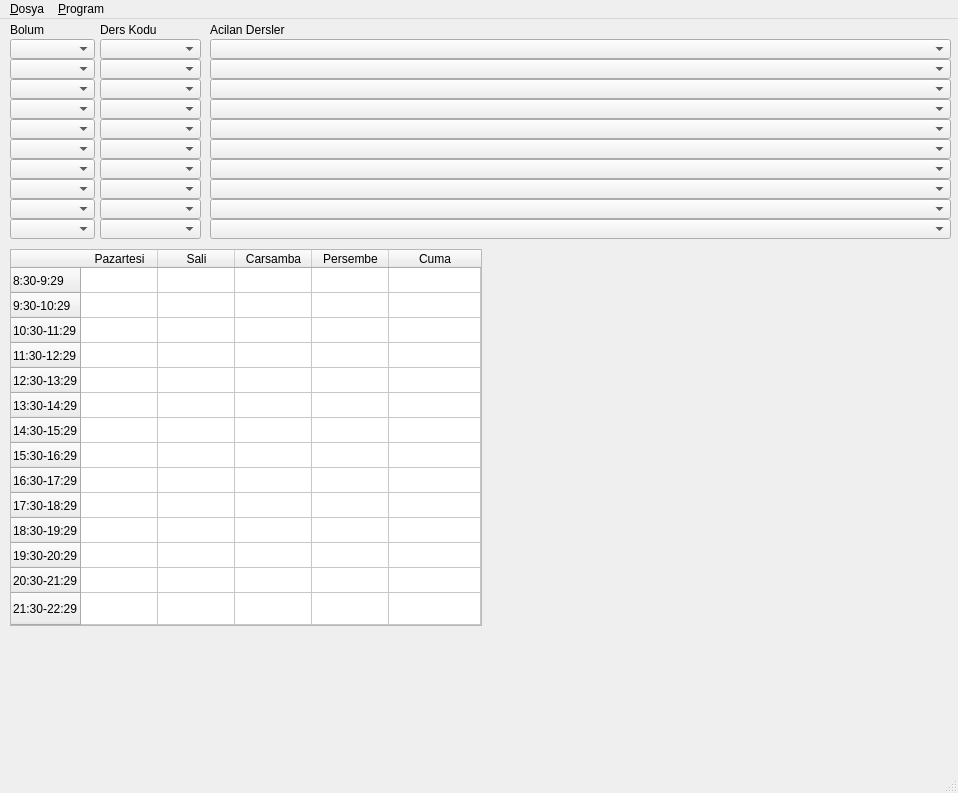
The window that mainwindow.ui (omerfirmak/ITU-Programci-PY) describes before a commit, drawn with Qt 5.
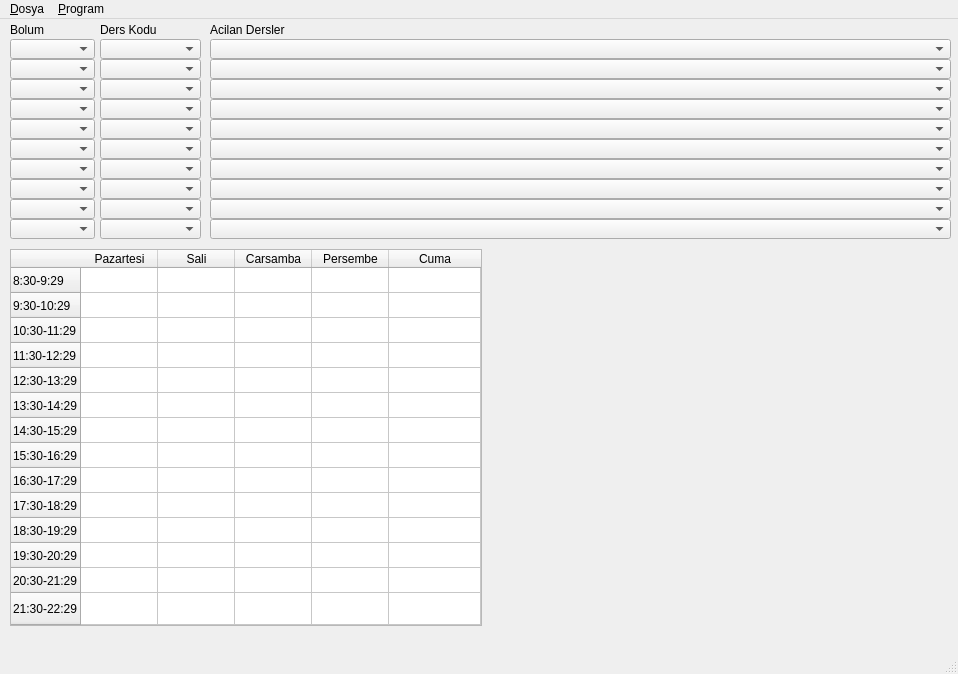
The same window after the commit.

```diff
--- a/mainwindow.ui
+++ b/mainwindow.ui
@@ -10,7 +10,7 @@
     <x>0</x>
     <y>0</y>
     <width>958</width>
-    <height>793</height>
+    <height>674</height>
    </rect>
   </property>
   <property name="sizePolicy">
```
